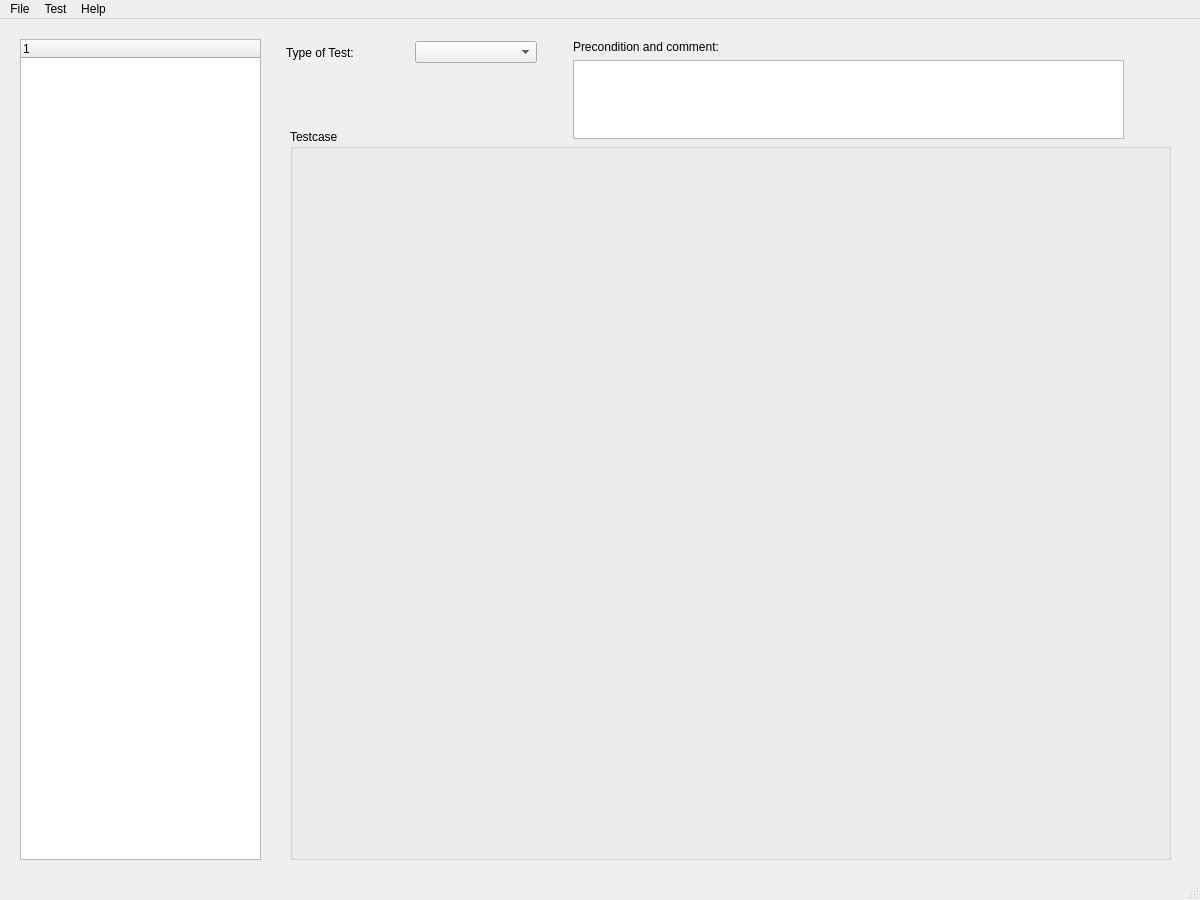
Before: the Qt Designer form assets/main.ui in shuaiwng/QoolTest, drawn with Qt 5.
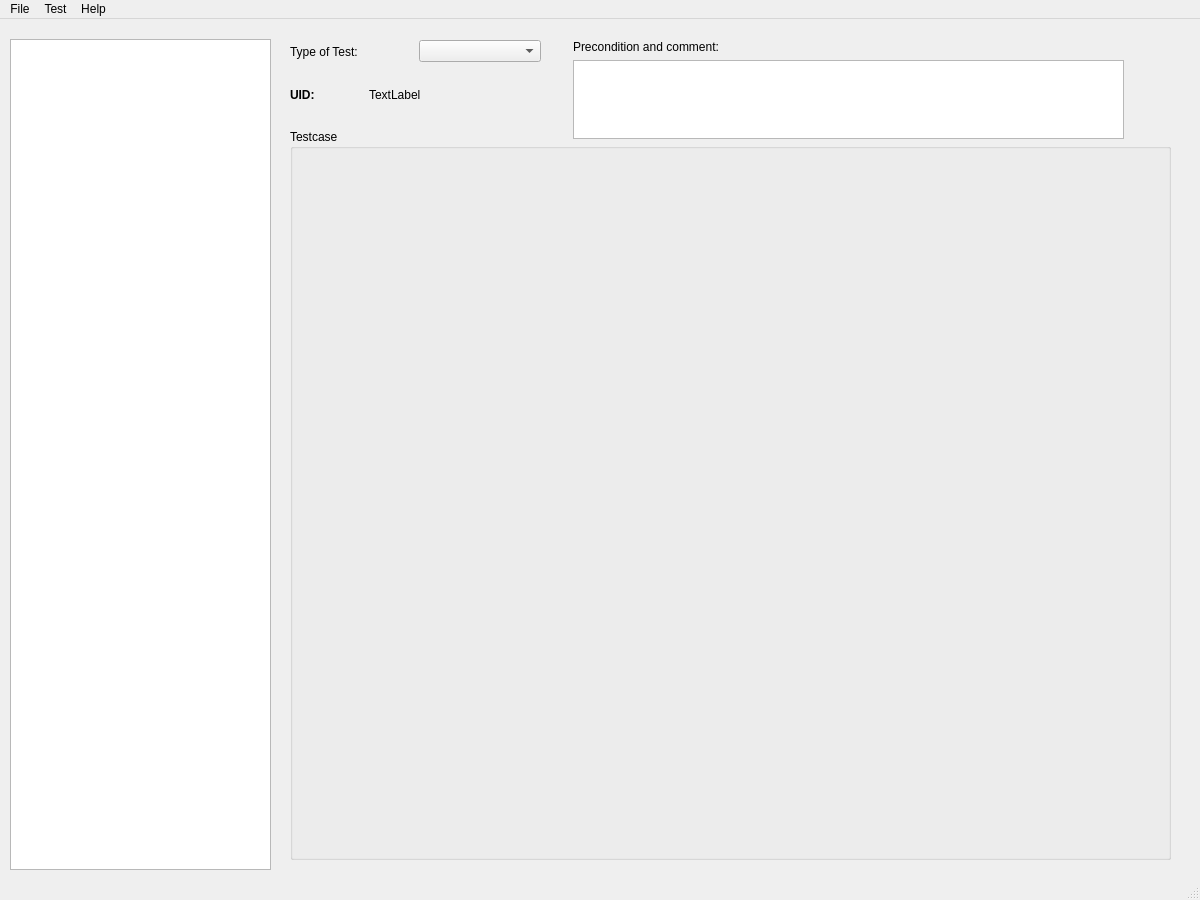
After: the same form once the commit is applied.

Commit message: loading project and display in tree view.

```diff
--- a/assets/main.ui
+++ b/assets/main.ui
@@ -14,21 +14,6 @@
    <string>QoolTest</string>
   </property>
   <widget class="QWidget" name="centralwidget">
-   <widget class="QTreeWidget" name="tw_testcase">
-    <property name="geometry">
-     <rect>
-      <x>20</x>
-      <y>20</y>
-      <width>241</width>
-      <height>821</height>
-     </rect>
-    </property>
-    <column>
-     <property name="text">
-      <string notr="true">1</string>
-     </property>
-    </column>
-   </widget>
    <widget class="QGroupBox" name="gb_testarea">
     <property name="geometry">
      <rect>
@@ -42,11 +27,11 @@
      <string>Testcase</string>
     </property>
    </widget>
-   <widget class="QWidget" name="">
+   <widget class="QWidget" name="layoutWidget">
     <property name="geometry">
      <rect>
-      <x>286</x>
-      <y>21</y>
+      <x>290</x>
+      <y>20</y>
       <width>251</width>
       <height>25</height>
      </rect>
@@ -64,7 +49,7 @@
      </item>
     </layout>
    </widget>
-   <widget class="QWidget" name="">
+   <widget class="QWidget" name="layoutWidget">
     <property name="geometry">
      <rect>
       <x>573</x>
@@ -110,6 +95,47 @@
      </item>
     </layout>
    </widget>
+   <widget class="QWidget" name="layoutWidget">
+    <property name="geometry">
+     <rect>
+      <x>290</x>
+      <y>60</y>
+      <width>151</width>
+      <height>31</height>
+     </rect>
+    </property>
+    <layout class="QHBoxLayout" name="horizontalLayout_2">
+     <item>
+      <widget class="QLabel" name="label_3">
+       <property name="font">
+        <font>
+         <bold>true</bold>
+        </font>
+       </property>
+       <property name="text">
+        <string>UID:</string>
+       </property>
+      </widget>
+     </item>
+     <item>
+      <widget class="QLabel" name="lb_uid">
+       <property name="text">
+        <string>TextLabel</string>
+       </property>
+      </widget>
+     </item>
+    </layout>
+   </widget>
+   <widget class="QTreeView" name="tv_testcase">
+    <property name="geometry">
+     <rect>
+      <x>10</x>
+      <y>20</y>
+      <width>261</width>
+      <height>831</height>
+     </rect>
+    </property>
+   </widget>
   </widget>
   <widget class="QMenuBar" name="menubar">
    <property name="geometry">
```
The commit also changes 8 other files.
